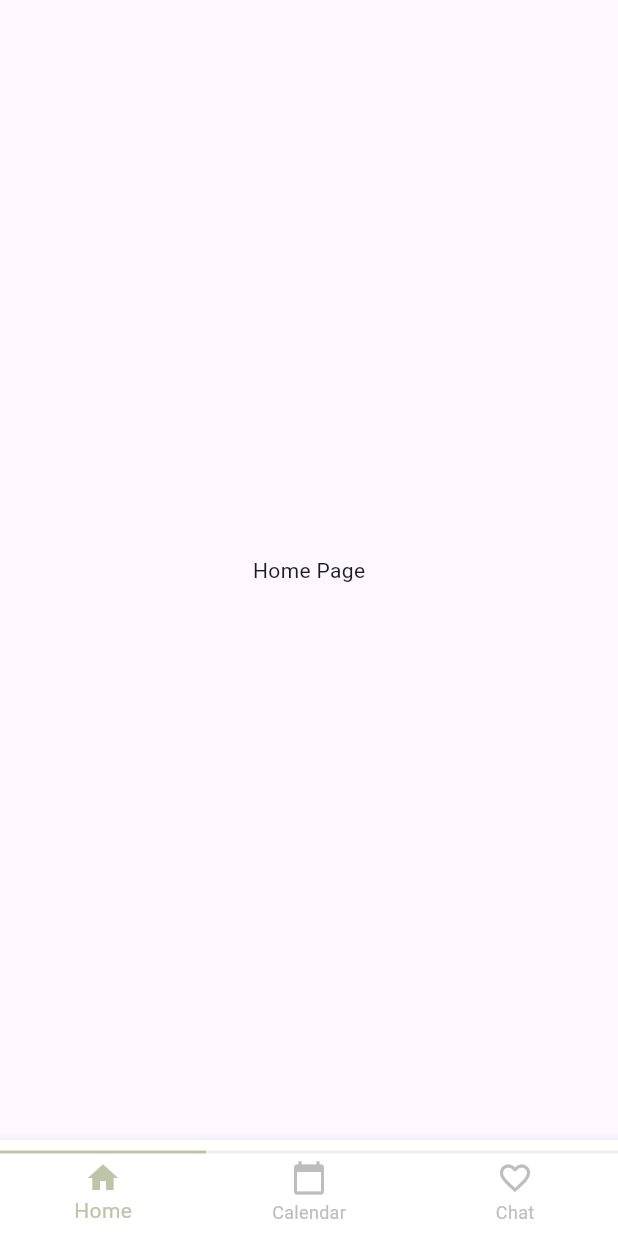
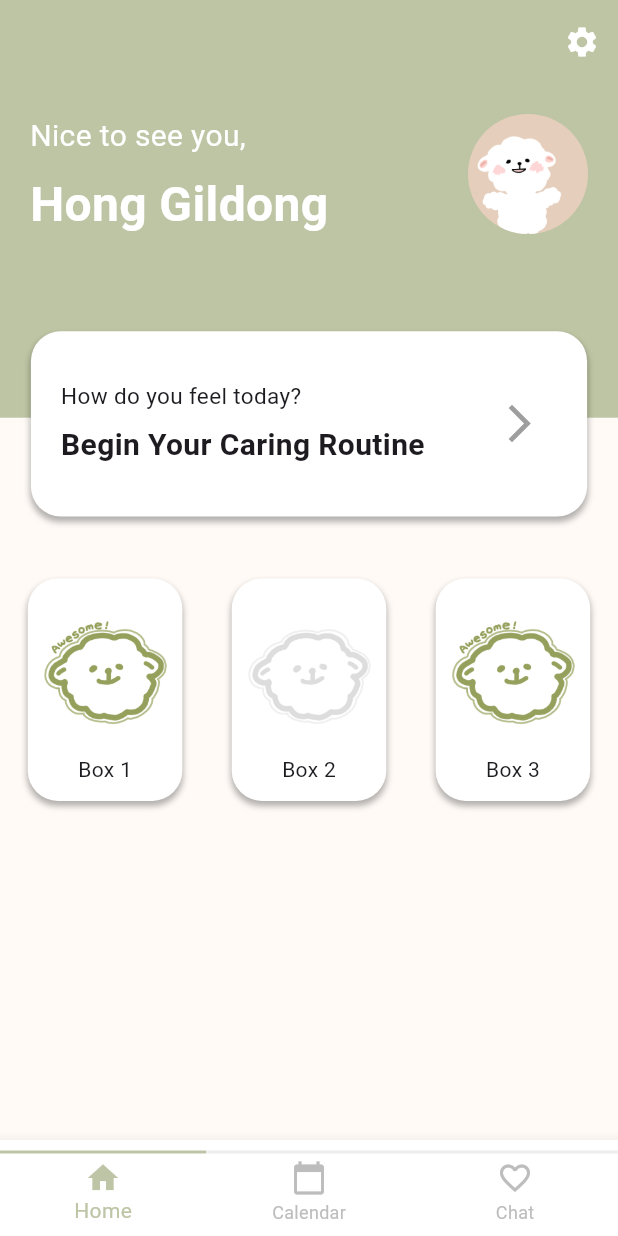
Before and after one commit to APAC-Solution-Challenge-2025/FrontEnd, a Flutter app: the screen it shows after launch, on a phone screen of 412 x 824 dp. Run offline on Flutter 3.47's test engine with Material 3 defaults, Android fonts, the phone set to English and light mode, and no system bars; our stand-ins replace sign_in_with_apple, table_calendar.

Commit message:
Feat: 홈 화면 마크업

```diff
--- a/lib/main.dart
+++ b/lib/main.dart
@@ -2,7 +2,7 @@ import 'package:flutter/material.dart';
 import '../routes.dart';
 import 'provider/calendar_data.dart';
 import 'package:provider/provider.dart';
-import 'widgets/layout.dart';
+import 'screens/home/splash_screen.dart';
 
 void main() {
   runApp(
@@ -24,7 +24,7 @@ class MyApp extends StatelessWidget {
       theme: ThemeData(
         primarySwatch: Colors.blue,
       ),
-      home: const Layout(), // 초기 화면 설정
+      home: const SplashScreen(), // 초기 화면 설정
       routes: AppRoutes.routes, // routes.dart 파일에서 설정한 경로를 가져오기
     );
   }
--- a/lib/routes.dart
+++ b/lib/routes.dart
@@ -1,12 +1,16 @@
 import 'package:flutter/material.dart';
 import 'screens/home/home.dart';
+import 'screens/home/settings.dart';
 import 'screens/main_tabs/report/report_main_page.dart';
+import 'screens/main_tabs/report/report_detail_page.dart';
 import 'screens/main_tabs/page2.dart';
 
 class AppRoutes {
   static final Map<String, WidgetBuilder> routes = {
     '/home': (context) => const HomePage(),
+    '/settings' : (context) => const SettingPage(),
     '/calendar': (context) => const ReportMainPage(),
+    '/calendarDetail': (context) => const ReportDetailPage(),
     '/chat': (context) => const Page2(),
   };
 }
--- a/lib/screens/home/home.dart
+++ b/lib/screens/home/home.dart
@@ -1,13 +1,148 @@
 import 'package:flutter/material.dart';
-import '../../widgets/layout.dart';
+
+  final List<Map<String, dynamic>> boxData = [
+  {"label": "Box 1", "isComplete": true},
+  {"label": "Box 2", "isComplete": false},
+  {"label": "Box 3", "isComplete": true},
+];
 
 class HomePage extends StatelessWidget {
   const HomePage({super.key});
 
   @override
   Widget build(BuildContext context) {
-    return const Center(
-      child: Text('Home Page'),
+    double screenHeight = MediaQuery.of(context).size.height;
+    double screenWidth = MediaQuery.of(context).size.width;
+
+    return Scaffold(
+      backgroundColor: const Color(0xFFbec5a4),
+      appBar: AppBar(
+        backgroundColor: const Color(0xFFbec5a4),
+        actions: [
+          IconButton(
+            icon: const Icon(Icons.settings),
+            color:Colors.white,
+            onPressed: () {
+              Navigator.pushNamed(context, '/settings');
+            },
+          ),
+        ],
+      ),
+      body: Stack(
+        alignment: Alignment.center,
+        children: [
+          Column(
+            children: [
+              Container(
+                width: double.infinity,
+                height: screenHeight * 0.27,
+                padding: const EdgeInsets.all(20),
+                child: const Row(
+                  mainAxisAlignment: MainAxisAlignment.spaceBetween,
+                  crossAxisAlignment: CrossAxisAlignment.start,
+                  children: [
+                    Column(
+                      crossAxisAlignment: CrossAxisAlignment.start,
+                      children: [
+                        Text("Nice to see you,", style: TextStyle(fontSize: 20, color: Colors.white)),
+                        SizedBox(height: 8),
+                        Text("Hong Gildong", style: TextStyle(fontSize: 32, fontWeight: FontWeight.bold, color: Colors.white)),
+                      ],
+                    ),
+                    CircleAvatar(
+                      radius: 40,
+                      backgroundColor: Color(0xffe5cebc),
+                      foregroundImage: AssetImage("assets/images/hug_me.png"),
+                    ),
+                  ],
+                ),
+              ),
+              Expanded(child: Container(color: const Color(0xFFFFFAF6))),
+            ],
+          ),
+
+          // 첫 번째 박스 (위쪽에 위치)
+          Positioned(
+            top: screenHeight * 0.2,
+            child: GestureDetector(
+              onTap: () {
+                Navigator.of(context).pushNamed('/calendarDetail');
+              },
+              child: Container(
+                width: screenWidth * 0.9,
+                height: screenHeight * 0.15,
+                decoration: BoxDecoration(
+                  color: Colors.white,
+                  borderRadius: BorderRadius.circular(20),
+                  boxShadow: const [
+                    BoxShadow(color: Color.fromRGBO(0, 0, 0, 0.3), spreadRadius: 0.1, blurRadius: 3, offset: Offset(0, 3)),
+                  ],
+                ),
+                padding: const EdgeInsets.only(left: 20),
+                child: const Row(
+                  mainAxisAlignment: MainAxisAlignment.spaceBetween,
+                  children: [
+                    Column(
+                      crossAxisAlignment: CrossAxisAlignment.start,
+                      mainAxisAlignment: MainAxisAlignment.center,
+                      children: [
+                        Text("How do you feel today?", style: TextStyle(fontSize: 15)),
+                        SizedBox(height: 8),
+                        Text("Begin Your Caring Routine", style: TextStyle(fontSize: 20, fontWeight: FontWeight.bold)),
+                      ],
+                    ),
+                    Padding(
+                      padding: EdgeInsets.only(right: 30),
+                      child: Icon(Icons.arrow_forward_ios, size: 30, color: Colors.grey),
+                    ),
+                  ],
+                ),
+              ),
+            ),
+          ),
+
+          Positioned(
+            top: screenHeight * 0.4,
+            child: Row(
+              mainAxisAlignment: MainAxisAlignment.spaceEvenly,
+              children: boxData.map((data) {
+                return Padding(
+                  padding: EdgeInsets.symmetric(horizontal: screenWidth * 0.04),
+                  child: _buildBox(context, data["label"], data["isComplete"]),
+                );
+              }).toList(),
+            ),
+          ),
+        ],
+      )
+  );
+}
+  Widget _buildBox(BuildContext context, String label, bool isComplete) {
+    double screenWidth = MediaQuery.of(context).size.width;
+    double screenHeight = MediaQuery.of(context).size.height;
+
+    return Container(
+      width: screenWidth * 0.25,
+      height: screenHeight * 0.18,
+      decoration: BoxDecoration(
+        color: Colors.white,
+        borderRadius: BorderRadius.circular(20),
+        boxShadow: const [
+          BoxShadow(color: Color.fromRGBO(0, 0, 0, 0.3), spreadRadius: 0.1, blurRadius: 3, offset: Offset(0, 3)),
+        ],
+      ),
+      alignment: Alignment.center,
+      child: Column(
+        mainAxisAlignment: MainAxisAlignment.center,
+        children: [
+          Image.asset(
+            isComplete ? "assets/images/completed.png" : "assets/images/non_completed.png",
+            width: screenWidth * 0.2,
+            height: screenHeight * 0.13,
+          ),
+          Text(label),
+        ],
+      ),
     );
   }
 }
--- /dev/null
+++ b/lib/screens/home/settings.dart
@@ -0,0 +1,26 @@
+import 'package:flutter/material.dart';
+
+class SettingPage extends StatelessWidget {
+  const SettingPage({super.key});
+
+  @override
+  Widget build(BuildContext context) {
+    return Scaffold(
+      appBar: AppBar(
+        title: const Text("Settings"),
+        leading: IconButton(
+          icon: const Icon(Icons.arrow_back),
+          onPressed: () {
+            Navigator.pop(context);
+          },
+        ),
+      ),
+      body: const Center(
+        child: Text(
+          "설정 페이지",
+          style: TextStyle(fontSize: 18),
+        ),
+      ),
+    );
+  }
+}
--- /dev/null
+++ b/lib/screens/home/splash_screen.dart
@@ -0,0 +1,35 @@
+import 'package:flutter/material.dart';
+import 'dart:async';
+import '../../widgets/layout.dart';
+
+class SplashScreen extends StatefulWidget {
+  const SplashScreen({super.key});
+
+  @override
+  State<SplashScreen> createState() => _SplashScreenState();
+}
+
+class _SplashScreenState extends State<SplashScreen> {
+  @override
+  void initState() {
+    super.initState();
+    // 2초 후에 Layout() 화면으로 이동
+    Timer(const Duration(seconds: 2), () {
+      Navigator.pushReplacement(
+        context,
+        MaterialPageRoute(builder: (context) => const Layout()),
+      );
+    });
+  }
+
+  @override
+  Widget build(BuildContext context) {
+    double screenWidth = MediaQuery.of(context).size.width;
+    return Scaffold(
+      backgroundColor:const Color(0xffE5CEBC),
+      body: Center(
+        child: Image.asset('assets/images/in_grass.png',width:screenWidth*0.65),
+      ),
+    );
+  }
+}
--- a/lib/screens/main_tabs/report/report_detail_page.dart
+++ b/lib/screens/main_tabs/report/report_detail_page.dart
@@ -1,5 +1,4 @@
 import 'package:flutter/material.dart';
-import '../../../widgets/layout.dart';
 
 class ReportDetailPage extends StatelessWidget {
   const ReportDetailPage({super.key});
--- a/lib/screens/main_tabs/report/report_main_page.dart
+++ b/lib/screens/main_tabs/report/report_main_page.dart
@@ -174,7 +174,7 @@ class _ReportMainPageState extends State<ReportMainPage> {
                                           ? () {
                                               Navigator.pushNamed(
                                                 context,
-                                                '/reportDetailPage',
+                                                '/calendarDetail',
                                                 arguments: DateTime(
                                                   now.year,
                                                   now.month,
```
